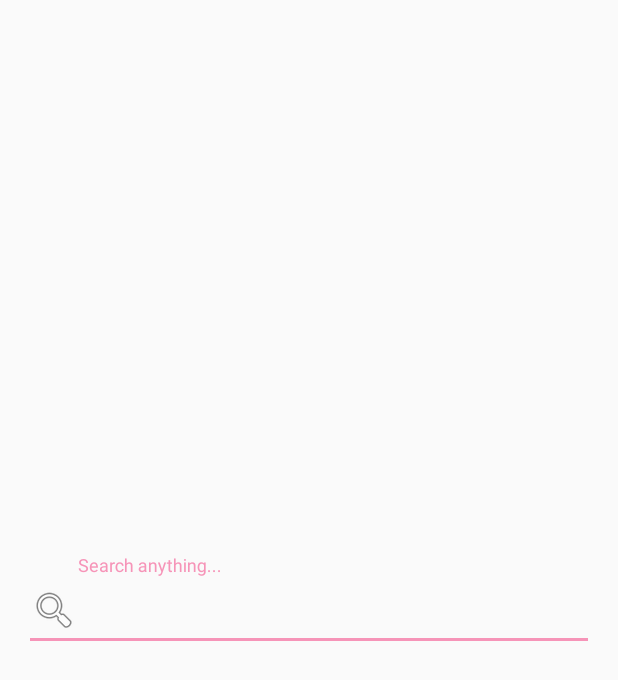
After one commit to hiashutoshsingh/Wallpaper, an Android app: the layout activity_search.xml on its own in the app's theme, with its tools: preview values and no code run, on a phone screen of 412 x 824 dp. The commit adds this screen. Shown: the top 680 px of the screen. Run offline under Robolectric (Android 15) with nearby library versions, the phone set to English and light mode, and no system bars.

Commit message:
api called in activity

```diff
--- a/app/build.gradle
+++ b/app/build.gradle
@@ -14,6 +14,11 @@ android {
         versionName "1.0"
 
         testInstrumentationRunner "androidx.test.runner.AndroidJUnitRunner"
+    }
+
+    compileOptions {
+        sourceCompatibility JavaVersion.VERSION_1_8
+        targetCompatibility JavaVersion.VERSION_1_8
     }
 
     buildTypes {
--- a/app/src/main/AndroidManifest.xml
+++ b/app/src/main/AndroidManifest.xml
@@ -19,6 +19,8 @@
                 <category android:name="android.intent.category.LAUNCHER" />
             </intent-filter>
         </activity>
+
+        <activity android:name=".view.HomeActivity"/>
     </application>
 
 </manifest>
--- a/app/src/main/java/com/example/wall_i/data/api/PixBayInterface.kt
+++ b/app/src/main/java/com/example/wall_i/data/api/PixBayInterface.kt
@@ -7,7 +7,7 @@ import retrofit2.http.Query
 
 interface PixBayInterface {
 
-    @GET("/")
-    fun getAllImages(@Query("value") query: String): Call<ImageListResponse>
+    @GET("api/")
+    fun getAllImages(@Query("key") key: String, @Query("q") q: String): Call<ImageListResponse>
 
 }
--- a/app/src/main/java/com/example/wall_i/utils/Constants.kt
+++ b/app/src/main/java/com/example/wall_i/utils/Constants.kt
@@ -1,6 +1,6 @@
 package com.example.wall_i.utils
 
 object Constants {
-    const val baseUrl = "https://pixabay.com/api"
+    const val baseUrl = "https://pixabay.com/"
     const val apiKey = "11809334-b8b2b529a4dd728dc8663833a"
 }
--- /dev/null
+++ b/app/src/main/res/layout/activity_search.xml
@@ -0,0 +1,38 @@
+<?xml version="1.0" encoding="utf-8"?>
+<androidx.constraintlayout.widget.ConstraintLayout xmlns:android="http://schemas.android.com/apk/res/android"
+    xmlns:app="http://schemas.android.com/apk/res-auto"
+    xmlns:tools="http://schemas.android.com/tools"
+    android:layout_width="match_parent"
+    android:layout_height="match_parent"
+    tools:context=".view.SearchActivity">
+
+    <com.google.android.material.textfield.TextInputLayout
+        android:layout_width="match_parent"
+        android:layout_height="wrap_content"
+        android:layout_marginStart="16dp"
+        android:layout_marginEnd="16dp"
+        android:visibility="visible"
+        app:boxCornerRadiusBottomEnd="5dp"
+        app:boxCornerRadiusTopEnd="5dp"
+        app:boxStrokeWidth="1dp"
+        app:errorEnabled="true"
+        app:hintAnimationEnabled="true"
+        app:hintEnabled="true"
+        app:layout_constraintBottom_toBottomOf="parent"
+        app:layout_constraintEnd_toEndOf="parent"
+        app:layout_constraintStart_toStartOf="parent"
+        app:layout_constraintTop_toTopOf="parent"
+        tools:visibility="visible">
+
+        <com.google.android.material.textfield.TextInputEditText
+            android:id="@+id/searchEditText"
+            android:layout_width="match_parent"
+            android:layout_height="wrap_content"
+            android:drawableStart="@android:drawable/ic_menu_search"
+            android:hint="@string/search_anything"
+            android:lines="1"
+            android:singleLine="true"
+            android:textSize="24sp"
+            android:textStyle="normal" />
+    </com.google.android.material.textfield.TextInputLayout>
+</androidx.constraintlayout.widget.ConstraintLayout>
```
Also changed, not shown: app/src/main/java/com/example/wall_i/data/api/PixbayClient.kt (deleted, +0 -19 lines), app/src/main/java/com/example/wall_i/data/api/ServiceBuilder.kt (added, +16 -0 lines), app/src/main/java/com/example/wall_i/view/HomeActivity.kt (added, +50 -0 lines), app/src/main/java/com/example/wall_i/view/SearchActivity.kt (+6 -6 lines), app/src/main/res/layout/activity_main.xml (+1 -30 lines).
